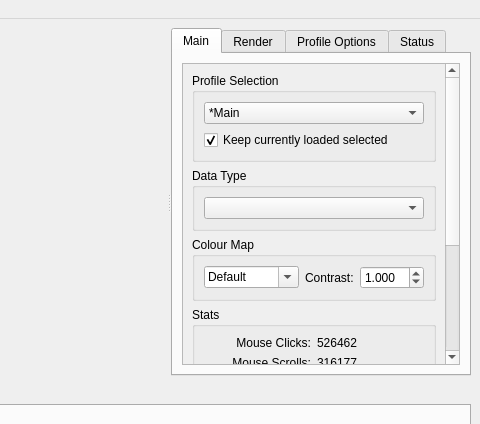
Above: mousetracks2/components/gui/ui/layout.ui from huntfx/MouseTracks before the change; both pictures show x 580 to 1060 and y 0 to 424 of the 1060 by 613 pixel window. Below: the same form after it.
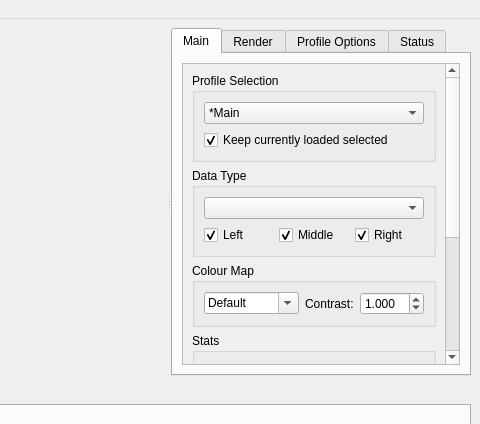
That is the form after the change. Custom widgets are drawn as their Qt base class.

Commit message:
Set which mouse buttons to render
Also changes the `request_thumbnail` method to use a timer.

The edit to the form file:
```diff
--- a/mousetracks2/components/gui/ui/layout.ui
+++ b/mousetracks2/components/gui/ui/layout.ui
@@ -88,7 +88,7 @@
                <x>0</x>
                <y>0</y>
                <width>257</width>
-               <height>494</height>
+               <height>522</height>
               </rect>
              </property>
              <layout class="QVBoxLayout" name="verticalLayout_3">
@@ -159,6 +159,40 @@
                    </property>
                   </widget>
                  </item>
+                 <item row="1" column="0">
+                  <layout class="QHBoxLayout" name="horizontalLayout_4">
+                   <item>
+                    <widget class="QCheckBox" name="show_left_clicks">
+                     <property name="text">
+                      <string>Left</string>
+                     </property>
+                     <property name="checked">
+                      <bool>true</bool>
+                     </property>
+                    </widget>
+                   </item>
+                   <item>
+                    <widget class="QCheckBox" name="show_middle_clicks">
+                     <property name="text">
+                      <string>Middle</string>
+                     </property>
+                     <property name="checked">
+                      <bool>true</bool>
+                     </property>
+                    </widget>
+                   </item>
+                   <item>
+                    <widget class="QCheckBox" name="show_right_clicks">
+                     <property name="text">
+                      <string>Right</string>
+                     </property>
+                     <property name="checked">
+                      <bool>true</bool>
+                     </property>
+                    </widget>
+                   </item>
+                  </layout>
+                 </item>
                 </layout>
                </widget>
               </item>
```
Left out of the diff: 6 changed lines with no effect on the pictures. The commit also changes 5 other files.
